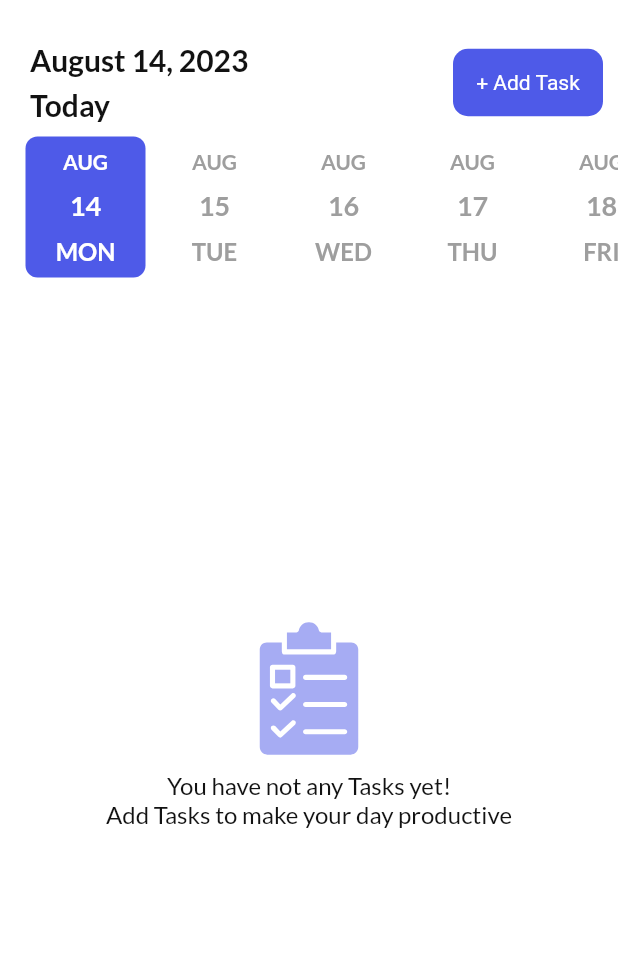
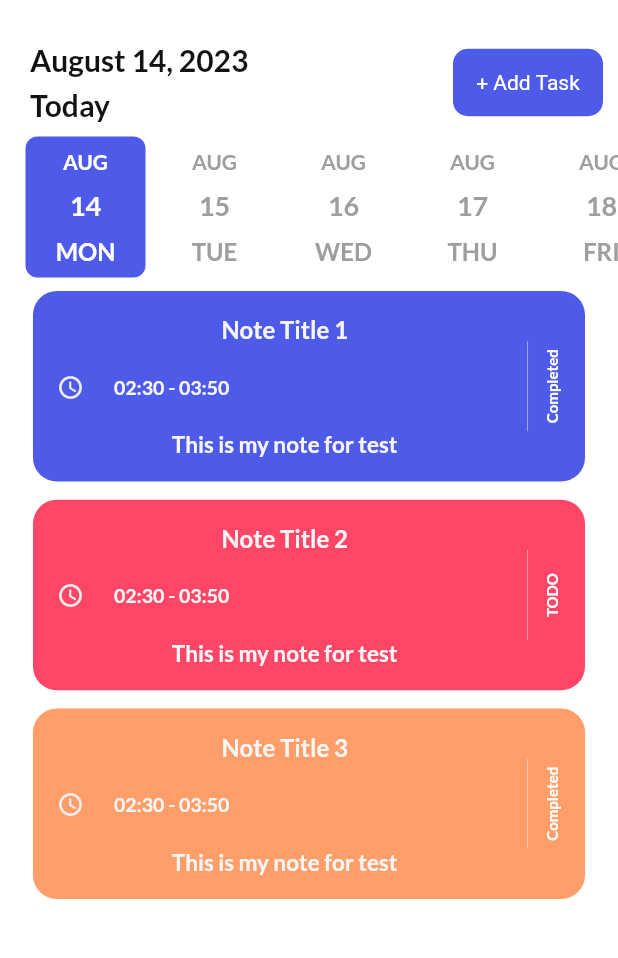
Before and after one commit to dev-KarimAhmed/to_do_app_getx_sqflit, a Flutter app: the screen it shows after launch, on a phone screen of 412 x 824 dp, the part 72-1030 px from its top. Run offline on Flutter 3.47's test engine with Material 2 defaults, Android fonts, the phone set to English and light mode, and no system bars; drawn by our look-alikes of date_picker_timeline; our stand-ins replace flutter_local_notifications, flutter_svg, get, get_storage, google_fonts, timezone.

Commit message:
create task tile

```diff
--- a/lib/models/task.dart
+++ b/lib/models/task.dart
@@ -1,3 +1,4 @@
+// ignore_for_file: public_member_api_docs, sort_constructors_first
 class Task {
   int? id;
   String? title;
@@ -9,4 +10,16 @@ class Task {
   int? color;
   int? remind;
   String? repeat;
+  Task({
+    this.id,
+    this.title,
+    this.note,
+    this.isCompleted,
+    this.date,
+    this.startTime,
+    this.endTime,
+    this.color,
+    this.remind,
+    this.repeat,
+  });
 }
--- a/lib/ui/pages/home_page.dart
+++ b/lib/ui/pages/home_page.dart
@@ -4,6 +4,7 @@ import 'package:flutter_svg/svg.dart';
 import 'package:get/get.dart';
 import 'package:google_fonts/google_fonts.dart';
 import 'package:intl/intl.dart';
+import 'package:to_do_app_getx_sqflit/models/task.dart';
 import 'package:to_do_app_getx_sqflit/services/theme_services.dart';
 import 'package:to_do_app_getx_sqflit/ui/theme.dart';
 
@@ -12,6 +13,7 @@ import '../../services/notification_services.dart';
 import '../size_config.dart';
 import '../widgets/button.dart';
 import '../widgets/input_field.dart';
+import '../widgets/task_tile.dart';
 import 'add_task_page.dart';
 import 'notification_screen.dart';
 
@@ -185,45 +187,80 @@ class _HomePageState extends State<HomePage> {
   }
 
   Widget noTaskMsg() {
-    return Stack(
+    return Column(
       children: [
-        AnimatedPositioned(
-          duration: Duration(milliseconds: 2000),
-          child: SingleChildScrollView(
-            child: Wrap(
-              direction: SizeConfig.orientation == Orientation.landscape
-                  ? Axis.horizontal
-                  : Axis.vertical,
-              alignment: WrapAlignment.center,
-              crossAxisAlignment: WrapCrossAlignment.center,
-              children: [
-                SizeConfig.orientation == Orientation.landscape
-                    ? SizedBox(
-                        height: 6,
-                      )
-                    : SizedBox(
-                        height: 220,
-                      ),
-                SvgPicture.asset(
-                  'assets/images/task.svg',
-                  height: 90,
-                  color: primaryClr.withOpacity(0.5),
-                  semanticsLabel: 'Task',
-                ),
-                Padding(
-                  padding:
-                      const EdgeInsets.symmetric(horizontal: 20, vertical: 10),
-                  child: Text(
-                    'You have not any Tasks yet!\nAdd Tasks to make your day productive',
-                    style: subTitleStyle,
-                    textAlign: TextAlign.center,
-                  ),
-                ),
-              ],
-            ),
+        TaskTile(
+          Task(
+            title: 'Note Title 1',
+            note: 'This is my note for test',
+            isCompleted: 1,
+            startTime: '02:30',
+            endTime: '03:50',
+            color: 0,
+          ),
+        ),
+        TaskTile(
+          Task(
+            title: 'Note Title 2',
+            note: 'This is my note for test',
+            isCompleted: 0,
+            startTime: '02:30',
+            endTime: '03:50',
+            color: 1,
+          ),
+        ),
+        TaskTile(
+          Task(
+            title: 'Note Title 3',
+            note: 'This is my note for test',
+            isCompleted: 1,
+            startTime: '02:30',
+            endTime: '03:50',
+            color: 2,
           ),
         ),
       ],
     );
+    //   return Stack(
+    //     children: [
+    //       AnimatedPositioned(
+    //         duration: Duration(milliseconds: 2000),
+    //         child: SingleChildScrollView(
+    //           child: Wrap(
+    //             direction: SizeConfig.orientation == Orientation.landscape
+    //                 ? Axis.horizontal
+    //                 : Axis.vertical,
+    //             alignment: WrapAlignment.center,
+    //             crossAxisAlignment: WrapCrossAlignment.center,
+    //             children: [
+    //               SizeConfig.orientation == Orientation.landscape
+    //                   ? SizedBox(
+    //                       height: 6,
+    //                     )
+    //                   : SizedBox(
+    //                       height: 220,
+    //                     ),
+    //               SvgPicture.asset(
+    //                 'assets/images/task.svg',
+    //                 height: 90,
+    //                 color: primaryClr.withOpacity(0.5),
+    //                 semanticsLabel: 'Task',
+    //               ),
+    //               Padding(
+    //                 padding:
+    //                     const EdgeInsets.symmetric(horizontal: 20, vertical: 10),
+    //                 child: Text(
+    //                   'You have not any Tasks yet!\nAdd Tasks to make your day productive',
+    //                   style: subTitleStyle,
+    //                   textAlign: TextAlign.center,
+    //                 ),
+    //               ),
+    //             ],
+    //           ),
+    //         ),
+    //       ),
+    //     ],
+    //   );
+    // }
   }
 }
--- a/lib/ui/widgets/task_tile.dart
+++ b/lib/ui/widgets/task_tile.dart
@@ -1,10 +1,125 @@
 import 'package:flutter/material.dart';
+import 'package:google_fonts/google_fonts.dart';
+import 'package:to_do_app_getx_sqflit/ui/theme.dart';
+
+import '../../models/task.dart';
+import '../size_config.dart';
 
 class TaskTile extends StatelessWidget {
-  const TaskTile({Key? key}) : super(key: key);
+  const TaskTile(this.task, {Key? key}) : super(key: key);
+  final Task task;
 
   @override
   Widget build(BuildContext context) {
-    return Container();
+    return Container(
+      padding: EdgeInsets.symmetric(
+          horizontal: getProportionateScreenWidth(
+              SizeConfig.orientation == Orientation.landscape ? 4 : 20)),
+      width: SizeConfig.orientation == Orientation.landscape
+          ? SizeConfig.screenWidth / 2
+          : SizeConfig.screenWidth,
+      margin: EdgeInsets.only(bottom: getProportionateScreenHeight(12)),
+      child: Container(
+        padding: EdgeInsets.all(16),
+        decoration: BoxDecoration(
+          borderRadius: BorderRadius.circular(16),
+          color: _getBGClr(task.color),
+        ),
+        child: Row(
+          children: [
+            Expanded(
+              child: SingleChildScrollView(
+                child: Column(
+                  children: [
+                    Text(
+                      task.title!,
+                      style: GoogleFonts.lato(
+                        textStyle: TextStyle(
+                          color: Colors.grey[100],
+                          fontSize: 16,
+                          fontWeight: FontWeight.bold,
+                        ),
+                      ),
+                    ),
+                    SizedBox(
+                      height: 20,
+                    ),
+                    Row(
+                      children: [
+                        Icon(
+                          Icons.access_time_outlined,
+                          color: Colors.grey[200],
+                          size: 18,
+                        ),
+                        SizedBox(
+                          width: 20,
+                        ),
+                        Text(
+                          '${task.startTime} - ${task.endTime}',
+                          style: GoogleFonts.lato(
+                            textStyle: TextStyle(
+                              color: Colors.grey[100],
+                              fontSize: 13,
+                              fontWeight: FontWeight.bold,
+                            ),
+                          ),
+                        )
+                      ],
+                    ),
+                    SizedBox(
+                      height: 20,
+                    ),
+                    Text(
+                      task.note!,
+                      style: GoogleFonts.lato(
+                        textStyle: TextStyle(
+                          color: Colors.grey[100],
+                          fontSize: 15,
+                          fontWeight: FontWeight.bold,
+                        ),
+                      ),
+                    ),
+                  ],
+                ),
+              ),
+            ),
+            Container(
+              margin: EdgeInsets.symmetric(horizontal: 10),
+              height: 60,
+              width: 0.5,
+              decoration: BoxDecoration(
+                color: Colors.grey[200]!.withOpacity(0.7),
+              ),
+            ),
+            RotatedBox(
+              quarterTurns: 3,
+              child: Text(
+                task.isCompleted == 0 ? 'TODO' : 'Completed',
+                style: GoogleFonts.lato(
+                  textStyle: TextStyle(
+                    color: Colors.white,
+                    fontSize: 10,
+                    fontWeight: FontWeight.bold,
+                  ),
+                ),
+              ),
+            ),
+          ],
+        ),
+      ),
+    );
+  }
+
+  _getBGClr(int? color) {
+    switch (color) {
+      case 0:
+        return primaryClr;
+      case 1:
+        return pinkClr;
+      case 2:
+        return orangeClr;
+      default:
+        return primaryClr;
+    }
   }
 }
```
